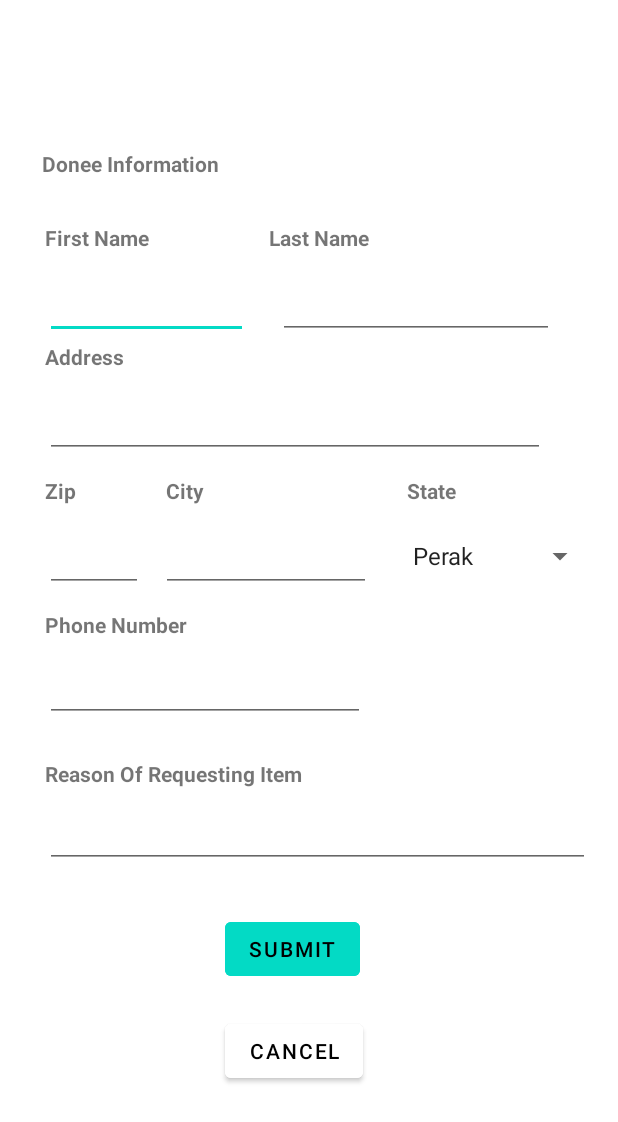
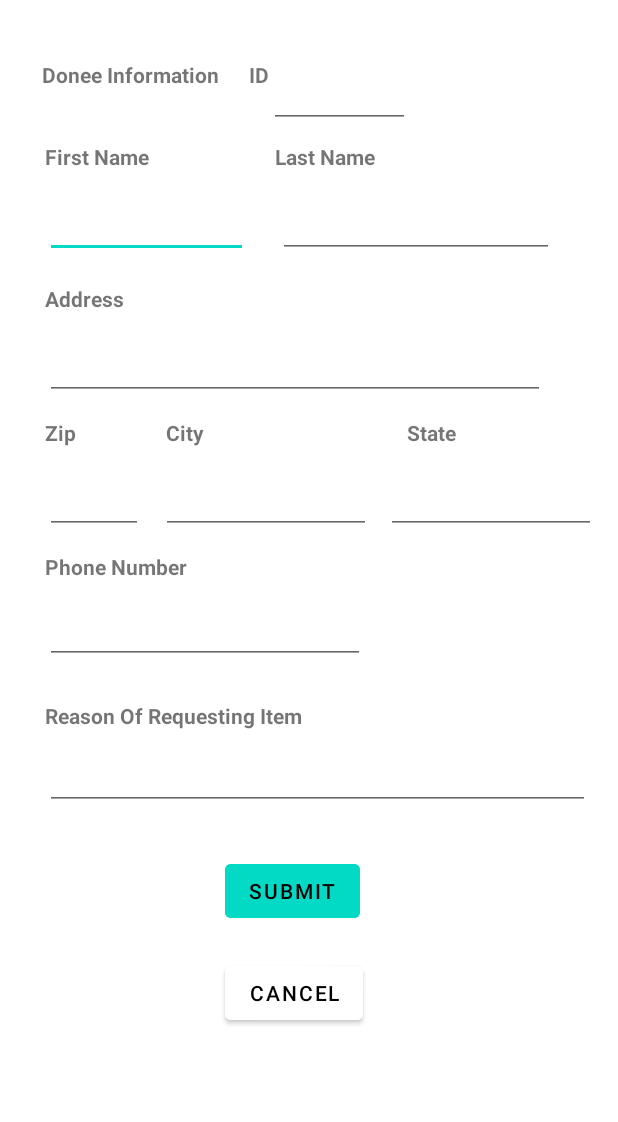
Before and after one commit to YapSunWei/AssignmentDonee, an Android app: the layout donee_request_form.xml on its own in the app's theme, with its tools: preview values and no code run, on a phone screen of 412 x 824 dp. Shown: the top 1122 px of the screen. Run offline under Robolectric (Android 15) with nearby library versions, the phone set to English and light mode, and no system bars.

Commit message:
commit 20220926 - Modified Files Location

```diff
--- a/app/src/main/AndroidManifest.xml
+++ b/app/src/main/AndroidManifest.xml
@@ -15,7 +15,7 @@
         tools:targetApi="31">
 
         <activity
-            android:name=".RequestItem"
+            android:name=".model.AddRequest"
             android:exported="true"/>
         <activity
             android:name=".EditItem"
--- a/app/src/main/java/com/example/assignmentdonee/model/Item.kt
+++ /dev/null
@@ -1,4 +0,0 @@
-package com.example.assignmentdonee
-
-class Item {
-}
--- a/app/src/main/res/layout/donee_request_form.xml
+++ b/app/src/main/res/layout/donee_request_form.xml
@@ -15,14 +15,14 @@
         android:text="@string/donee_information"
         android:textStyle="bold"
         app:layout_constraintStart_toStartOf="parent"
-        app:layout_constraintTop_toBottomOf="@+id/requestIdTxt" />
+        app:layout_constraintTop_toTopOf="parent" />
 
     <TextView
         android:id="@+id/firstNameTxt"
         android:layout_width="wrap_content"
         android:layout_height="wrap_content"
         android:layout_marginStart="30dp"
-        android:layout_marginTop="30dp"
+        android:layout_marginTop="35dp"
         android:text="@string/first_name"
         android:textStyle="bold"
         app:layout_constraintStart_toStartOf="parent"
@@ -32,8 +32,8 @@
         android:id="@+id/lastNameTxt"
         android:layout_width="wrap_content"
         android:layout_height="wrap_content"
-        android:layout_marginStart="80dp"
-        android:layout_marginTop="30dp"
+        android:layout_marginStart="84dp"
+        android:layout_marginTop="35dp"
         android:text="@string/last_name"
         android:textStyle="bold"
         app:layout_constraintStart_toEndOf="@+id/firstNameTxt"
@@ -44,7 +44,7 @@
         android:layout_width="wrap_content"
         android:layout_height="wrap_content"
         android:layout_marginStart="30dp"
-        android:layout_marginTop="60dp"
+        android:layout_marginTop="75dp"
         android:text="@string/address"
         android:textStyle="bold"
         app:layout_constraintStart_toStartOf="parent"
@@ -143,7 +143,7 @@
         app:layout_constraintTop_toBottomOf="@+id/zipTxt" />
 
     <EditText
-        android:id="@+id/editTextPhoneNo"
+        android:id="@+id/editTextPhoneNumber"
         android:layout_width="wrap_content"
         android:layout_height="wrap_content"
         android:layout_marginStart="30dp"
@@ -166,7 +166,7 @@
         app:layout_constraintTop_toBottomOf="@+id/reasonTxt" />
 
     <Button
-        android:id="@+id/btnSave"
+        android:id="@+id/btnAdd"
         android:layout_width="wrap_content"
         android:layout_height="wrap_content"
         android:layout_marginStart="150dp"
@@ -188,17 +188,7 @@
         android:text="@string/cancel"
         android:textColor="@color/black"
         app:layout_constraintStart_toStartOf="parent"
-        app:layout_constraintTop_toBottomOf="@+id/btnSave" />
-
-    <Spinner
-        android:id="@+id/spinnerState"
-        android:layout_width="130dp"
-        android:layout_height="48dp"
-        android:layout_marginStart="20dp"
-        android:layout_marginTop="10dp"
-        android:entries="@array/states"
-        app:layout_constraintStart_toEndOf="@+id/editTextCity"
-        app:layout_constraintTop_toBottomOf="@+id/stateTxt" />
+        app:layout_constraintTop_toBottomOf="@+id/btnAdd" />
 
     <EditText
         android:id="@+id/editTextCity"
@@ -224,11 +214,35 @@
         app:layout_constraintTop_toBottomOf="@+id/addressTxt" />
 
     <TextView
-        android:id="@+id/requestIdTxt"
+        android:id="@+id/txtID"
         android:layout_width="wrap_content"
         android:layout_height="wrap_content"
-        android:layout_marginStart="30dp"
+        android:layout_marginStart="20dp"
         android:layout_marginTop="40dp"
-        app:layout_constraintStart_toStartOf="parent"
+        android:text="@string/ID"
+        android:textStyle="bold"
+        app:layout_constraintStart_toEndOf="@+id/formTitle"
         app:layout_constraintTop_toTopOf="parent" />
+
+    <EditText
+        android:id="@+id/editTextID"
+        android:layout_width="94dp"
+        android:layout_height="45dp"
+        android:layout_marginTop="40dp"
+        android:ems="10"
+        android:inputType="textPersonName"
+        app:layout_constraintStart_toEndOf="@+id/txtID"
+        app:layout_constraintTop_toTopOf="parent" />
+
+    <EditText
+        android:id="@+id/editTextState"
+        android:layout_width="140dp"
+        android:layout_height="48dp"
+        android:layout_marginStart="10dp"
+        android:layout_marginTop="10dp"
+        android:ems="10"
+        android:inputType="textPersonName"
+        app:layout_constraintStart_toEndOf="@+id/editTextCity"
+        app:layout_constraintTop_toBottomOf="@+id/stateTxt" />
+
 </androidx.constraintlayout.widget.ConstraintLayout>
```
Also changed, not shown: app/build.gradle (+7 -7 lines), app/src/main/java/com/example/assignmentdonee/adapter/RequestListAdapter.kt (+57 -1 lines), app/src/main/java/com/example/assignmentdonee/model/EditItem.kt (deleted, +0 -13 lines), app/src/main/java/com/example/assignmentdonee/model/MainActivity.kt (deleted, +0 -30 lines), app/src/main/java/com/example/assignmentdonee/model/RequestItem.kt (deleted, +0 -13 lines), app/src/main/res/layout/activity_editrequestform.xml (+13 -13 lines), app/src/main/res/layout/activity_main.xml (+23 -0 lines), app/src/main/res/values/strings.xml (+1 -10 lines).
